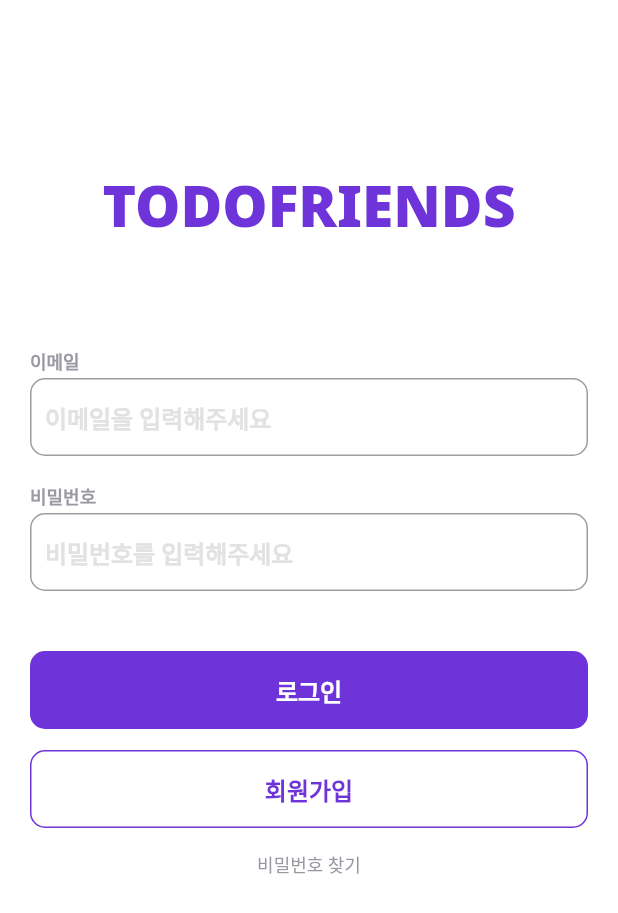
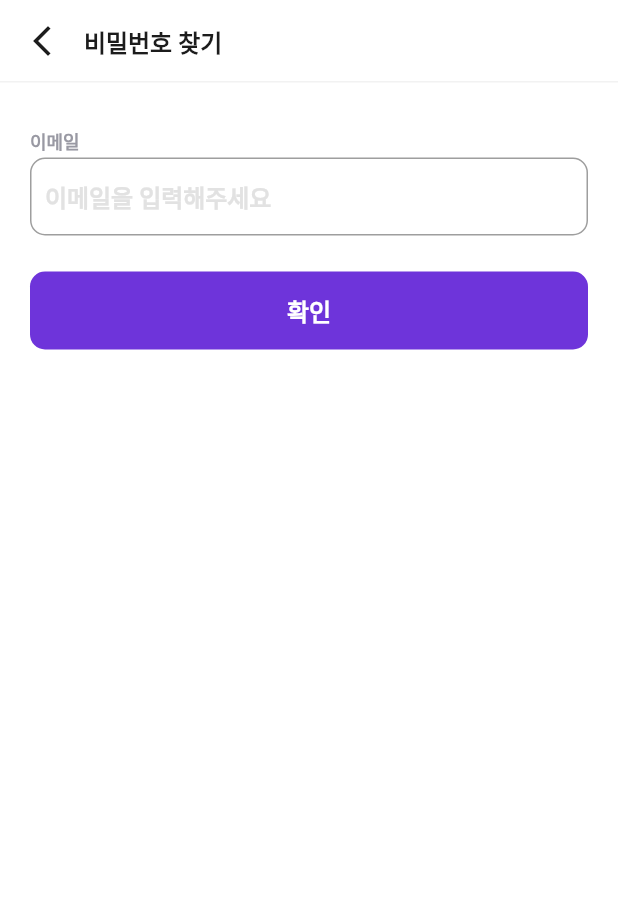
Before and after one commit to Lee-na-yun/final5th-project-frontend, a Flutter app: the screen it shows after launch, after a tap on "비밀번호 찾기", on a phone screen of 412 x 824 dp. Shown: the top 913 px of the screen. Run offline on Flutter 3.47's test engine with Material 2 defaults, Android fonts, the phone set to English and light mode, and no system bars; our stand-ins replace cloud_firestore, firebase_core, flutter_riverpod, google_fonts; accounts and stored records are empty.

Commit message:
[ny] 비밀번호 찾기 페이지 디자인 완료

```diff
--- a/lib/main.dart
+++ b/lib/main.dart
@@ -8,6 +8,7 @@ import 'package:riverpod_firestore_steam1/view/pages/main/login/login_page.dart'
 import 'package:riverpod_firestore_steam1/view/pages/main/main_page.dart';
 
 import 'core/theme.dart';
+import 'view/pages/main/login/find_password_page.dart';
 
 void main() async {
   WidgetsFlutterBinding.ensureInitialized();
@@ -24,18 +25,21 @@ class MyApp extends StatelessWidget {
 
   @override
   Widget build(BuildContext context) {
-    return MaterialApp(
+    return GestureDetector(
+      onTap: () => FocusManager.instance.primaryFocus?.unfocus(),
+      child: MaterialApp(
         debugShowCheckedModeBanner: false,
         theme: theme(),
         initialRoute: "/login",
         routes: {
           "/login": (context) => LoginPage(),
           "/join": (context) => JoinPage(),
-        //"/FindPassword":(context) => FindPasswordPage(),
+          "/FindPassword": (context) => FindPasswordPage(),
           "/home": (context) => MyHomePage(),
         },
         home: LoginPage(),
         title: "TODOFRIENDS",
+      ),
     );
   }
 }
--- a/lib/view/pages/main/login/components/line_app_bar.dart
+++ b/lib/view/pages/main/login/components/line_app_bar.dart
@@ -2,9 +2,11 @@ import 'package:flutter/material.dart';
 import 'package:riverpod_firestore_steam1/core/theme.dart';
 
 class LineAppBar extends StatelessWidget {
-  const LineAppBar({
+  const LineAppBar(
+    this.title, {
     Key? key,
   }) : super(key: key);
+  final String title;
 
   @override
   Widget build(BuildContext context) {
@@ -18,7 +20,7 @@ class LineAppBar extends StatelessWidget {
       ),
       titleSpacing: 0,
       title: Text(
-        "이메일 간편가입",
+        "${title}",
         style: textTheme().headline2,
       ),
       backgroundColor: Colors.white,
--- a/lib/view/pages/main/login/find_password_page.dart
+++ b/lib/view/pages/main/login/find_password_page.dart
@@ -0,0 +1,30 @@
+import 'package:flutter/material.dart';
+import 'package:riverpod_firestore_steam1/view/pages/main/login/components/custom_form.dart';
+import 'package:riverpod_firestore_steam1/view/pages/main/login/components/default_button.dart';
+
+import 'components/line_app_bar.dart';
+
+class FindPasswordPage extends StatelessWidget {
+  const FindPasswordPage({Key? key}) : super(key: key);
+
+  @override
+  Widget build(BuildContext context) {
+    return Scaffold(
+      appBar: PreferredSize(
+        preferredSize: Size.fromHeight(55),
+        child: LineAppBar("비밀번호 찾기"),
+      ),
+      body: Padding(
+        padding: const EdgeInsets.symmetric(horizontal: 20),
+        child: ListView(
+          children: [
+            SizedBox(height: 30),
+            CustomForm("이메일", "이메일을 입력해주세요"),
+            SizedBox(height: 24),
+            DefaultButton("확인", "/login"),
+          ],
+        ),
+      ),
+    );
+  }
+}
--- a/lib/view/pages/main/login/join_page.dart
+++ b/lib/view/pages/main/login/join_page.dart
@@ -11,12 +11,10 @@ class JoinPage extends StatelessWidget {
 
   @override
   Widget build(BuildContext context) {
-    return GestureDetector(
-      onTap: () => FocusManager.instance.primaryFocus?.unfocus(),
-      child: Scaffold(
+    return Scaffold(
       appBar: PreferredSize(
         preferredSize: Size.fromHeight(55),
-          child: LineAppBar(),
+        child: LineAppBar("이메일 간편가입"),
       ),
       body: Padding(
         padding: EdgeInsets.symmetric(horizontal: 20),
@@ -31,7 +29,6 @@ class JoinPage extends StatelessWidget {
             SizedBox(height: 40),
             LineButton("회원가입", "/login"),
           ],
-          ),
         ),
       ),
     );
--- a/lib/view/pages/main/login/login_page.dart
+++ b/lib/view/pages/main/login/login_page.dart
@@ -10,10 +10,13 @@ class LoginPage extends StatelessWidget {
 
   @override
   Widget build(BuildContext context) {
-    return GestureDetector(
-      onTap: () => FocusManager.instance.primaryFocus?.unfocus(),
-      child: Scaffold(
-        body: Padding(
+    return Scaffold(
+      body: _buildLoginPage(context),
+    );
+  }
+
+  Padding _buildLoginPage(BuildContext context) {
+    return Padding(
       padding: EdgeInsets.symmetric(horizontal: 20),
       child: ListView(
         children: [
@@ -38,7 +41,7 @@ class LoginPage extends StatelessWidget {
           LineButton("회원가입", "/join"),
           TextButton(
             onPressed: () {
-                  Navigator.pushNamed(context, "/FindPasswordPage");
+              Navigator.pushNamed(context, "/FindPassword");
             },
             child: Text("비밀번호 찾기",
                 style: TextStyle(
@@ -52,8 +55,6 @@ class LoginPage extends StatelessWidget {
           ),
         ],
       ),
-        ),
-      ),
     );
   }
 }
```
Lines whose indentation alone changed are shown as unchanged.
